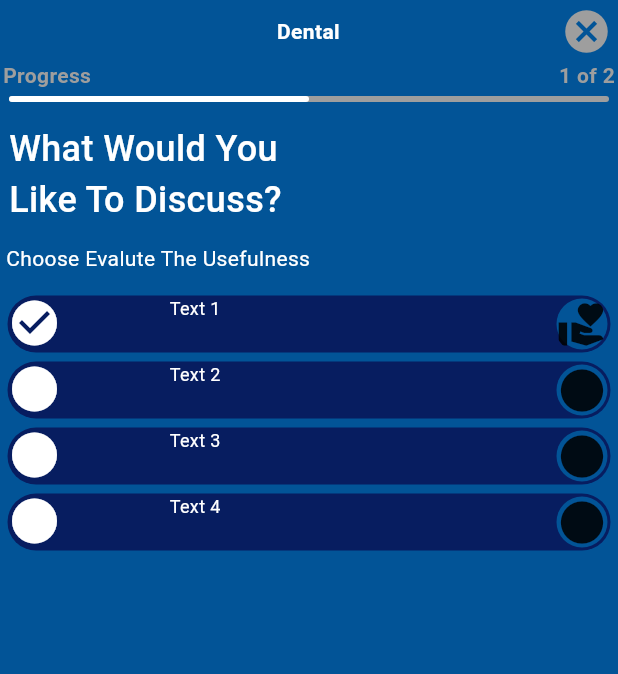
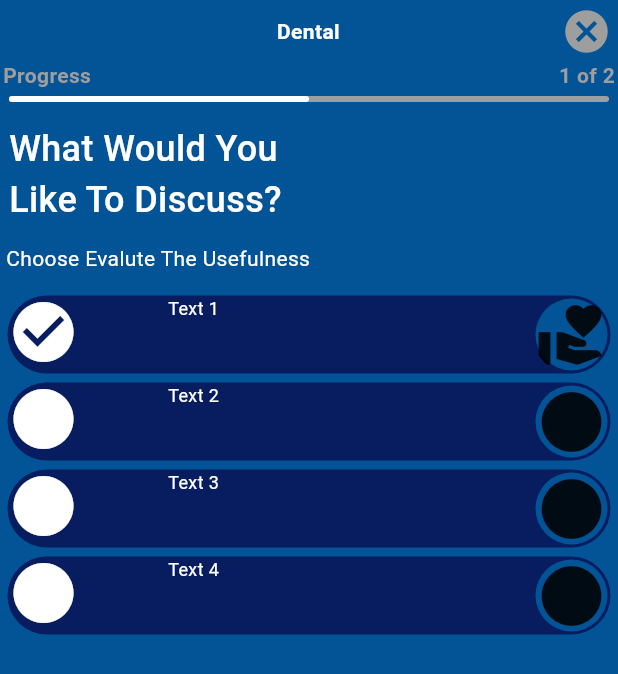
Before and after one commit to GKING1029/flutter_screens, a Flutter app: the screen it shows after launch, on a phone screen of 412 x 824 dp. Shown: the top 674 px of the screen. Run offline on Flutter 3.47's test engine with Material 3 defaults, Android fonts, the phone set to English and light mode, and no system bars.

Commit message:
Update screen4.dart

```diff
--- a/lib/screen4.dart
+++ b/lib/screen4.dart
@@ -143,7 +143,7 @@ class _Screen4State extends State<Screen4> {
         children: [
           Icon(
             icon,
-            size: 36,
+            size: 48,
             color: Colors.white,
           ),
           Padding(
@@ -162,7 +162,7 @@ class _Screen4State extends State<Screen4> {
                   borderRadius: BorderRadius.all(Radius.circular(100))),
               child: Icon(
                 icon1,
-                size: 34,
+                size: 48,
               ),
             ),
           ),
```
